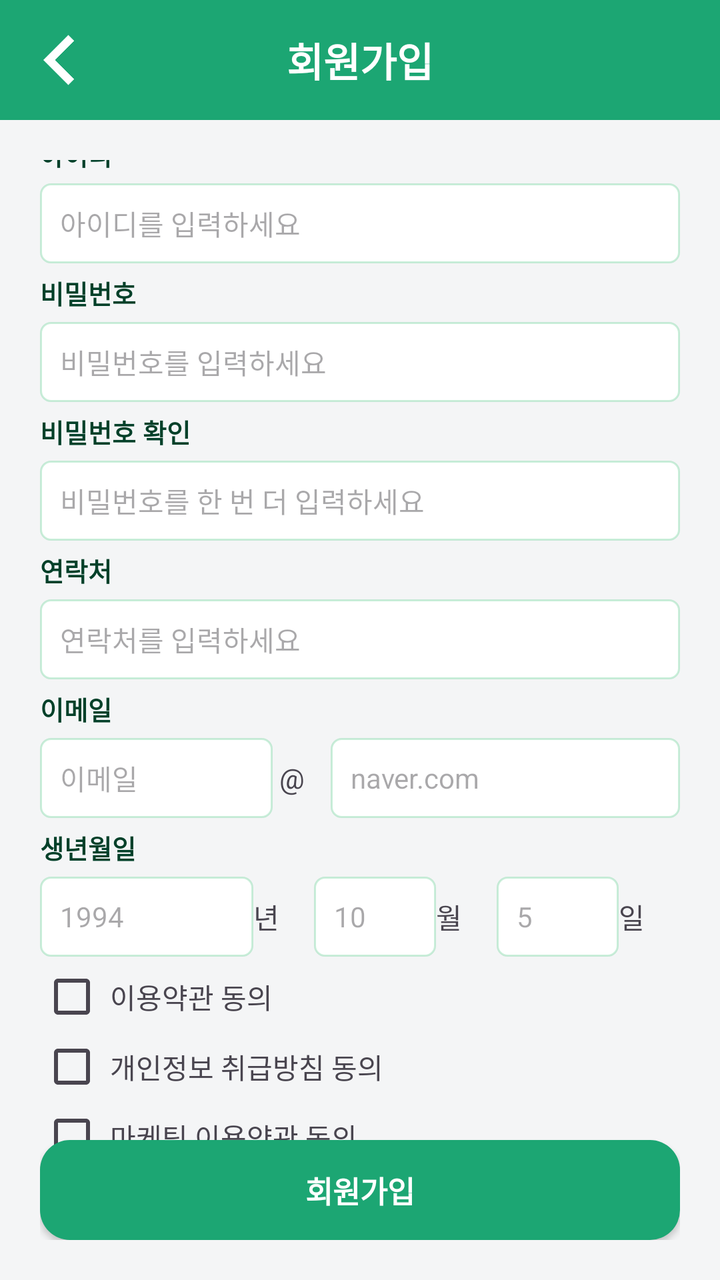
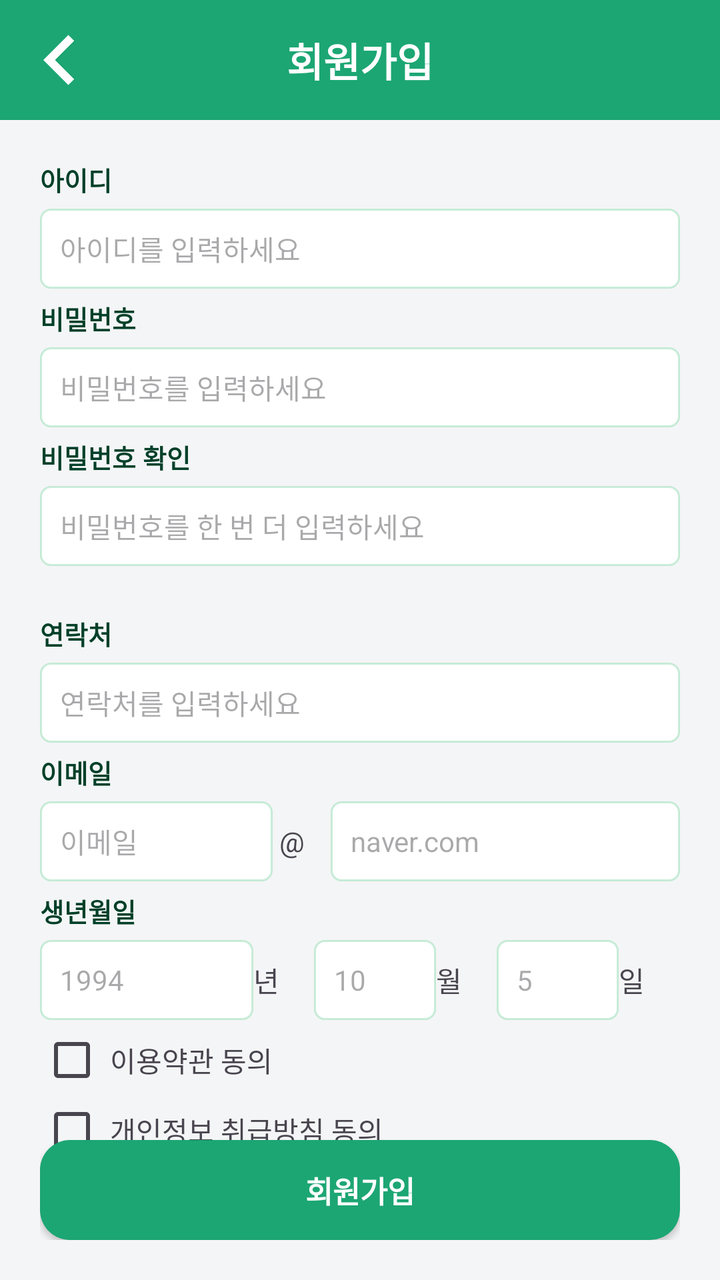

The first picture is an Android layout as it rendered before a commit; the second is the same layout after the commit. The layout source and the unified diff follow.
<!-- AndroidManifest.xml: application theme Theme.Mariwoo -->
<!-- res/layout/activity_sign.xml -->
<?xml version="1.0" encoding="utf-8"?>
<androidx.constraintlayout.widget.ConstraintLayout xmlns:android="http://schemas.android.com/apk/res/android"
    xmlns:app="http://schemas.android.com/apk/res-auto"
    xmlns:tools="http://schemas.android.com/tools"
    android:id="@+id/main"
    android:layout_width="match_parent"
    android:layout_height="match_parent"
    tools:context=".basic.SignActivity">

    <androidx.constraintlayout.widget.ConstraintLayout
        android:layout_width="match_parent"
        android:layout_height="match_parent">

        <androidx.constraintlayout.widget.ConstraintLayout
            android:id="@+id/signActivity_layout_top"
            android:layout_width="match_parent"
            android:layout_height="60dp"
            android:background="@color/top_color"
            app:layout_constraintTop_toTopOf="parent">

            <ImageView
                android:id="@+id/signActivity_imageView_back"
                android:layout_width="50dp"
                android:layout_height="50dp"
                app:layout_constraintTop_toTopOf="parent"
                app:layout_constraintBottom_toBottomOf="parent"
                app:layout_constraintLeft_toLeftOf="parent"
                android:layout_marginLeft="5dp"
                android:src="@drawable/icon_back"
                app:tint="@color/white" />

            <TextView
                android:layout_width="wrap_content"
                android:layout_height="wrap_content"
                app:layout_constraintTop_toTopOf="parent"
                app:layout_constraintBottom_toBottomOf="parent"
                app:layout_constraintLeft_toLeftOf="parent"
                app:layout_constraintRight_toRightOf="parent"
                style="@style/top_menu_title"
                android:text="회원가입"/>

        </androidx.constraintlayout.widget.ConstraintLayout>

        <androidx.constraintlayout.widget.ConstraintLayout
            android:layout_width="match_parent"
            android:layout_height="0dp"
            app:layout_constraintTop_toBottomOf="@id/signActivity_layout_top"
            app:layout_constraintBottom_toBottomOf="parent"
            android:padding="20dp"
            android:background="@color/base_background">

            <androidx.constraintlayout.widget.ConstraintLayout
                android:id="@+id/signActivity_layout_content"
                android:layout_width="match_parent"
                android:layout_height="wrap_content"
                app:layout_constraintTop_toTopOf="parent"
                app:layout_constraintBottom_toTopOf="@+id/loginActivity_button_login">

                <androidx.constraintlayout.widget.ConstraintLayout
                    android:id="@+id/signActivity_layout_id"
                    android:layout_width="match_parent"
                    android:layout_height="wrap_content"
                    app:layout_constraintTop_toTopOf="parent">

                    <TextView
                        android:id="@+id/signActivity_textView_id"
                        android:layout_width="wrap_content"
                        android:layout_height="wrap_content"
                        app:layout_constraintTop_toTopOf="parent"
                        app:layout_constraintLeft_toLeftOf="parent"
                        android:text="아이디"
                        style="@style/sign_title"/>

                    <LinearLayout
                        android:layout_width="0dp"
                        android:layout_height="40dp"
                        android:background="@drawable/layout_border_radius5"
                        app:layout_constraintTop_toBottomOf="@+id/signActivity_textView_id"
                        app:layout_constraintLeft_toLeftOf="parent"
                        app:layout_constraintRight_toRightOf="parent"
                        android:layout_marginTop="5dp">

                        <EditText
                            android:id="@+id/loginActivity_editText_id"
                            android:layout_width="match_parent"
                            android:layout_height="match_parent"
                            android:background="@null"
                            style="@style/loginActivity_editText_info"
                            android:hint="아이디를 입력하세요"/>

                    </LinearLayout>

                </androidx.constraintlayout.widget.ConstraintLayout>

                <androidx.constraintlayout.widget.ConstraintLayout
                    android:id="@+id/signActivity_layout_pw"
                    android:layout_width="match_parent"
                    android:layout_height="wrap_content"
                    app:layout_constraintTop_toBottomOf="@+id/signActivity_layout_id"
                    android:layout_marginTop="5dp">

                    <TextView
                        android:id="@+id/signActivity_textView_pw"
                        android:layout_width="wrap_content"
                        android:layout_height="wrap_content"
                        app:layout_constraintTop_toTopOf="parent"
                        app:layout_constraintLeft_toLeftOf="parent"
                        android:text="비밀번호"
                        style="@style/sign_title"/>

                    <LinearLayout
                        android:layout_width="0dp"
                        android:layout_height="40dp"
                        android:background="@drawable/layout_border_radius5"
                        app:layout_constraintTop_toBottomOf="@+id/signActivity_textView_pw"
                        app:layout_constraintLeft_toLeftOf="parent"
                        app:layout_constraintRight_toRightOf="parent"
                        android:layout_marginTop="5dp">

                        <EditText
                            android:id="@+id/loginActivity_editText_pw"
                            android:layout_width="match_parent"
                            android:layout_height="match_parent"
                            android:background="@null"
                            style="@style/loginActivity_editText_info"
                            android:hint="비밀번호를 입력하세요"/>

                    </LinearLayout>

                </androidx.constraintlayout.widget.ConstraintLayout>

                <androidx.constraintlayout.widget.ConstraintLayout
                    android:id="@+id/signActivity_layout_chk_pw"
                    android:layout_width="match_parent"
                    android:layout_height="wrap_content"
                    app:layout_constraintTop_toBottomOf="@+id/signActivity_layout_pw"
                    android:layout_marginTop="5dp">

                    <TextView
                        android:id="@+id/signActivity_textView_chk_pw"
                        android:layout_width="wrap_content"
                        android:layout_height="wrap_content"
                        app:layout_constraintTop_toTopOf="parent"
                        app:layout_constraintLeft_toLeftOf="parent"
                        android:text="비밀번호 확인"
                        style="@style/sign_title"/>

                    <LinearLayout
                        android:layout_width="0dp"
                        android:layout_height="40dp"
                        android:background="@drawable/layout_border_radius5"
                        app:layout_constraintTop_toBottomOf="@+id/signActivity_textView_chk_pw"
                        app:layout_constraintLeft_toLeftOf="parent"
                        app:layout_constraintRight_toRightOf="parent"
                        android:layout_marginTop="5dp">

                        <EditText
                            android:id="@+id/loginActivity_editText_chk_pw"
                            android:layout_width="match_parent"
                            android:layout_height="match_parent"
                            android:background="@null"
                            style="@style/loginActivity_editText_info"
                            android:hint="비밀번호를 한 번 더 입력하세요"/>

                    </LinearLayout>

                </androidx.constraintlayout.widget.ConstraintLayout>
                
                <androidx.constraintlayout.widget.ConstraintLayout
                    android:id="@+id/signActivity_layout_phone"
                    android:layout_width="match_parent"
                    android:layout_height="wrap_content"
                    app:layout_constraintTop_toBottomOf="@+id/signActivity_layout_chk_pw"
                    android:layout_marginTop="5dp">

                    <TextView
                        android:id="@+id/signActivity_textView_phone"
                        android:layout_width="wrap_content"
                        android:layout_height="wrap_content"
                        app:layout_constraintTop_toTopOf="parent"
                        app:layout_constraintLeft_toLeftOf="parent"
                        android:text="연락처"
                        style="@style/sign_title"/>

                    <LinearLayout
                        android:layout_width="0dp"
                        android:layout_height="40dp"
                        android:background="@drawable/layout_border_radius5"
                        app:layout_constraintTop_toBottomOf="@+id/signActivity_textView_phone"
                        app:layout_constraintLeft_toLeftOf="parent"
                        app:layout_constraintRight_toRightOf="parent"
                        android:layout_marginTop="5dp">

                        <EditText
                            android:id="@+id/loginActivity_editText_phone"
                            android:layout_width="match_parent"
                            android:layout_height="match_parent"
                            android:background="@null"
                            style="@style/loginActivity_editText_info"
                            android:hint="연락처를 입력하세요"/>

                    </LinearLayout>

                </androidx.constraintlayout.widget.ConstraintLayout>

                <androidx.constraintlayout.widget.ConstraintLayout
                    android:id="@+id/signActivity_layout_email"
                    android:layout_width="match_parent"
                    android:layout_height="wrap_content"
                    app:layout_constraintTop_toBottomOf="@+id/signActivity_layout_phone"
                    android:layout_marginTop="5dp">

                    <TextView
                        android:id="@+id/signActivity_textView_email"
                        android:layout_width="wrap_content"
                        android:layout_height="wrap_content"
                        app:layout_constraintTop_toTopOf="parent"
                        app:layout_constraintLeft_toLeftOf="parent"
                        android:text="이메일"
                        style="@style/sign_title"/>

                    <LinearLayout
                        android:layout_width="match_parent"
                        android:layout_height="40dp"
                        app:layout_constraintTop_toBottomOf="@+id/signActivity_textView_email"
                        app:layout_constraintRight_toRightOf="parent"
                        android:layout_marginTop="5dp"
                        android:weightSum="2.2"
                        android:gravity="center_vertical">

                        <LinearLayout
                            android:layout_width="0dp"
                            android:layout_height="40dp"
                            android:background="@drawable/layout_border_radius5"
                            android:layout_weight="0.8">

                            <EditText
                                android:id="@+id/loginActivity_editText_email"
                                android:layout_width="match_parent"
                                android:layout_height="match_parent"
                                android:background="@null"
                                style="@style/loginActivity_editText_info"
                                android:hint="이메일"/>

                        </LinearLayout>
                        
                        <TextView
                            android:layout_width="0dp"
                            android:layout_height="wrap_content"
                            android:layout_weight="0.2"
                            android:text=" &#64; "
                            android:textAlignment="center"/>

                        <LinearLayout
                            android:layout_width="0dp"
                            android:layout_height="40dp"
                            android:background="@drawable/layout_border_radius5"
                            android:layout_weight="1.2">

                            <EditText
                                android:id="@+id/loginActivity_editText_emailAddr"
                                android:layout_width="match_parent"
                                android:layout_height="match_parent"
                                android:background="@null"
                                style="@style/loginActivity_editText_info"
                                android:hint="naver.com"/>

                        </LinearLayout>

                    </LinearLayout>
                    
                </androidx.constraintlayout.widget.ConstraintLayout>

                <androidx.constraintlayout.widget.ConstraintLayout
                    android:id="@+id/signActivity_layout_birth"
                    android:layout_width="match_parent"
                    android:layout_height="wrap_content"
                    app:layout_constraintTop_toBottomOf="@+id/signActivity_layout_email"
                    android:layout_marginTop="5dp">

                    <TextView
                        android:id="@+id/signActivity_textView_birth"
                        android:layout_width="wrap_content"
                        android:layout_height="wrap_content"
                        app:layout_constraintTop_toTopOf="parent"
                        app:layout_constraintLeft_toLeftOf="parent"
                        android:text="생년월일"
                        style="@style/sign_title"/>

                    <LinearLayout
                        android:layout_width="match_parent"
                        android:layout_height="40dp"
                        app:layout_constraintTop_toBottomOf="@+id/signActivity_textView_birth"
                        app:layout_constraintRight_toRightOf="parent"
                        android:layout_marginTop="5dp"
                        android:weightSum="4.2"
                        android:gravity="center_vertical">

                        <LinearLayout
                            android:layout_width="0dp"
                            android:layout_height="40dp"
                            android:background="@drawable/layout_border_radius5"
                            android:layout_weight="1.4">

                            <EditText
                                android:id="@+id/loginActivity_editText_birth_year"
                                android:layout_width="match_parent"
                                android:layout_height="match_parent"
                                android:background="@null"
                                style="@style/loginActivity_editText_info"
                                android:hint="1994"
                                android:textAlignment="center"/>

                        </LinearLayout>

                        <TextView
                            android:layout_width="0dp"
                            android:layout_height="wrap_content"
                            android:layout_weight="0.4"
                            android:text="년"
                            android:textAlignment="center"/>

                        <LinearLayout
                            android:layout_width="0dp"
                            android:layout_height="40dp"
                            android:background="@drawable/layout_border_radius5"
                            android:layout_weight="0.8">

                            <EditText
                                android:id="@+id/loginActivity_editText_birth_month"
                                android:layout_width="match_parent"
                                android:layout_height="match_parent"
                                android:background="@null"
                                style="@style/loginActivity_editText_info"
                                android:hint="10"
                                android:textAlignment="center"/>

                        </LinearLayout>

                        <TextView
                            android:layout_width="0dp"
                            android:layout_height="wrap_content"
                            android:layout_weight="0.4"
                            android:text="월"
                            android:textAlignment="center"/>

                        <LinearLayout
                            android:layout_width="0dp"
                            android:layout_height="40dp"
                            android:background="@drawable/layout_border_radius5"
                            android:layout_weight="0.8">

                            <EditText
                                android:id="@+id/loginActivity_editText_birth_day"
                                android:layout_width="match_parent"
                                android:layout_height="match_parent"
                                android:background="@null"
                                style="@style/loginActivity_editText_info"
                                android:hint="5"
                                android:textAlignment="center"/>

                        </LinearLayout>

                        <TextView
                            android:layout_width="0dp"
                            android:layout_height="wrap_content"
                            android:layout_weight="0.4"
                            android:text="일"
                            android:textAlignment="center"/>

                    </LinearLayout>

                </androidx.constraintlayout.widget.ConstraintLayout>

                <androidx.constraintlayout.widget.ConstraintLayout
                    android:id="@+id/signActivity_layout_tos_use"
                    android:layout_width="match_parent"
                    android:layout_height="30dp"
                    app:layout_constraintTop_toBottomOf="@+id/signActivity_layout_birth"
                    android:layout_marginTop="5dp">

                    <CheckBox
                        android:id="@+id/signActivity_checkBox_use"
                        android:layout_width="30dp"
                        android:layout_height="30dp"
                        app:layout_constraintTop_toTopOf="parent"
                        app:layout_constraintBottom_toBottomOf="parent"
                        app:layout_constraintLeft_toLeftOf="parent"/>

                    <TextView
                        android:id="@+id/signActivity_textView_use"
                        android:layout_width="0dp"
                        android:layout_height="wrap_content"
                        android:text="이용약관 동의"
                        app:layout_constraintTop_toTopOf="parent"
                        app:layout_constraintBottom_toBottomOf="parent"
                        app:layout_constraintLeft_toRightOf="@+id/signActivity_checkBox_use"
                        app:layout_constraintRight_toRightOf="parent"
                        android:layout_marginLeft="5dp"/>

                </androidx.constraintlayout.widget.ConstraintLayout>

                <androidx.constraintlayout.widget.ConstraintLayout
                    android:id="@+id/signActivity_layout_tos_privacy"
                    android:layout_width="match_parent"
                    android:layout_height="30dp"
                    app:layout_constraintTop_toBottomOf="@+id/signActivity_layout_tos_use"
                    android:layout_marginTop="5dp">
                    
                    <CheckBox
                        android:id="@+id/signActivity_checkBox_privacy"
                        android:layout_width="30dp"
                        android:layout_height="30dp"
                        app:layout_constraintTop_toTopOf="parent"
                        app:layout_constraintBottom_toBottomOf="parent"
                        app:layout_constraintLeft_toLeftOf="parent"/>

                    <TextView
                        android:id="@+id/signActivity_textView_privacy"
                        android:layout_width="0dp"
                        android:layout_height="wrap_content"
                        android:text="개인정보 취급방침 동의"
                        app:layout_constraintTop_toTopOf="parent"
                        app:layout_constraintBottom_toBottomOf="parent"
                        app:layout_constraintLeft_toRightOf="@+id/signActivity_checkBox_privacy"
                        app:layout_constraintRight_toRightOf="parent"
                        android:layout_marginLeft="5dp"/>
                    
                </androidx.constraintlayout.widget.ConstraintLayout>

                <androidx.constraintlayout.widget.ConstraintLayout
                    android:id="@+id/signActivity_layout_tos_marketing"
                    android:layout_width="match_parent"
                    android:layout_height="30dp"
                    app:layout_constraintTop_toBottomOf="@+id/signActivity_layout_tos_privacy"
                    android:layout_marginTop="5dp">

                    <CheckBox
                        android:id="@+id/signActivity_checkBox_marketing"
                        android:layout_width="30dp"
                        android:layout_height="30dp"
                        app:layout_constraintTop_toTopOf="parent"
                        app:layout_constraintBottom_toBottomOf="parent"
                        app:layout_constraintLeft_toLeftOf="parent"/>

                    <TextView
                        android:id="@+id/signActivity_textView_marketing"
                        android:layout_width="0dp"
                        android:layout_height="wrap_content"
                        android:text="마케팅 이용약관 동의"
                        app:layout_constraintTop_toTopOf="parent"
                        app:layout_constraintBottom_toBottomOf="parent"
                        app:layout_constraintLeft_toRightOf="@+id/signActivity_checkBox_marketing"
                        app:layout_constraintRight_toRightOf="parent"
                        android:layout_marginLeft="5dp"/>

                </androidx.constraintlayout.widget.ConstraintLayout>

            </androidx.constraintlayout.widget.ConstraintLayout>

            <androidx.appcompat.widget.AppCompatButton
                android:id="@+id/loginActivity_button_login"
                android:layout_width="match_parent"
                android:layout_height="50dp"
                android:text="회원가입"
                android:textColor="@color/white"
                android:textSize="15dp"
                android:textStyle="bold"
                android:background="@drawable/button_radius15_bg_theme"
                app:layout_constraintBottom_toBottomOf="parent"/>


        </androidx.constraintlayout.widget.ConstraintLayout>


    </androidx.constraintlayout.widget.ConstraintLayout>

</androidx.constraintlayout.widget.ConstraintLayout>
<!-- resources referenced by this layout -->
<resources>
  <color name="base_background">#F4F5F6</color>
  <color name="top_color">#1CA673</color>
  <color name="white">#FFFFFFFF</color>
  <!-- drawable button_radius15_bg_theme (drawable) -->
  <?xml version="1.0" encoding="utf-8"?>
  <shape xmlns:android="http://schemas.android.com/apk/res/android"
      android:shape="rectangle">
      <solid android:color="@color/theme_color"/>
      <corners
          android:radius="15dp"/>
  </shape>
  <!-- drawable icon_back: png bitmap (drawable, 23483 bytes) -->
  <!-- drawable layout_border_radius5 (drawable) -->
  <?xml version="1.0" encoding="utf-8"?>
  <shape xmlns:android="http://schemas.android.com/apk/res/android">
      <solid android:color="@color/white" />
      <stroke
          android:width="1dp"
          android:color="@color/login_background" />
      <corners android:radius="5dp" />
  </shape>
  <style name="loginActivity_editText_info">
          <item name="android:textSize">14sp</item>
          <item name="android:paddingLeft">10dp</item>
          <item name="android:paddingRight">10dp</item>
          <item name="android:backgroundTint">#ffffff</item>
      </style>
  <style name="sign_title">
          <item name="android:textSize">13sp</item>
          <item name="android:textColor">@color/color_dark_g</item>
          <item name="android:textStyle">bold</item>
      </style>
  <style name="top_menu_title">
          <item name="android:textSize">20sp</item>
          <item name="android:textColor">@color/white</item>
          <item name="android:textStyle">bold</item>
      </style>
  <style name="Theme.Mariwoo" parent="Theme.Material3.DayNight.NoActionBar">
          
          <item name="colorPrimary">@color/purple_500</item>
          <item name="colorPrimaryVariant">@color/purple_700</item>
          <item name="colorOnPrimary">@color/white</item>
          
          <item name="colorSecondary">@color/teal_200</item>
          <item name="colorSecondaryVariant">@color/teal_700</item>
          <item name="colorOnSecondary">@color/black</item>
          
          <item name="android:statusBarColor">?attr/colorPrimaryVariant</item>
          
  
  
          
          <item name="windowNoTitle">true</item>
          <item name="windowSplashScreenBackground">@color/white</item>
          <item name="windowSplashScreenAnimatedIcon">@drawable/img_logo</item>
  
  
      </style>
  <color name="theme_color">#1CA673</color>
  <color name="login_background">#515ACE8A</color>
  <color name="color_dark_g">#014029</color>
  <color name="purple_500">#1CA673</color>
  <color name="purple_700">#1CA673</color>
  <color name="teal_200">#FF03DAC5</color>
  <color name="teal_700">#FF018786</color>
  <color name="black">#FF000000</color>
  <!-- drawable img_logo: png bitmap (drawable, 4911 bytes) -->
</resources>

<!-- the commit's change to res/layout/activity_sign.xml (unified diff, before → after) -->
@@ -81,7 +81,7 @@
                         android:layout_marginTop="5dp">
 
                         <EditText
-                            android:id="@+id/loginActivity_editText_id"
+                            android:id="@+id/signActivity_editText_id"
                             android:layout_width="match_parent"
                             android:layout_height="match_parent"
                             android:background="@null"
@@ -118,7 +118,7 @@
                         android:layout_marginTop="5dp">
 
                         <EditText
-                            android:id="@+id/loginActivity_editText_pw"
+                            android:id="@+id/signActivity_editText_pw"
                             android:layout_width="match_parent"
                             android:layout_height="match_parent"
                             android:background="@null"
@@ -146,6 +146,7 @@
                         style="@style/sign_title"/>
 
                     <LinearLayout
+                        android:id="@+id/signActivity_layout_pw_check"
                         android:layout_width="0dp"
                         android:layout_height="40dp"
                         android:background="@drawable/layout_border_radius5"
@@ -155,7 +156,7 @@
                         android:layout_marginTop="5dp">
 
                         <EditText
-                            android:id="@+id/loginActivity_editText_chk_pw"
+                            android:id="@+id/signActivity_editText_chk_pw"
                             android:layout_width="match_parent"
                             android:layout_height="match_parent"
                             android:background="@null"
@@ -164,6 +165,16 @@
 
                     </LinearLayout>
 
+                    <TextView
+                        android:id="@+id/signActivity_textView_check"
+                        android:layout_width="match_parent"
+                        android:layout_height="wrap_content"
+                        app:layout_constraintTop_toBottomOf="@+id/signActivity_layout_pw_check"
+                        app:layout_constraintLeft_toLeftOf="parent"
+                        app:layout_constraintRight_toRightOf="parent"
+                        android:text=""
+                        style="@style/loginActivity_editText_info"/>
+
                 </androidx.constraintlayout.widget.ConstraintLayout>
                 
                 <androidx.constraintlayout.widget.ConstraintLayout
@@ -192,7 +203,7 @@
                         android:layout_marginTop="5dp">
 
                         <EditText
-                            android:id="@+id/loginActivity_editText_phone"
+                            android:id="@+id/signActivity_editText_tel"
                             android:layout_width="match_parent"
                             android:layout_height="match_parent"
                             android:background="@null"
@@ -235,7 +246,7 @@
                             android:layout_weight="0.8">
 
                             <EditText
-                                android:id="@+id/loginActivity_editText_email"
+                                android:id="@+id/signActivity_editText_email"
                                 android:layout_width="match_parent"
                                 android:layout_height="match_parent"
                                 android:background="@null"
@@ -258,7 +269,7 @@
                             android:layout_weight="1.2">
 
                             <EditText
-                                android:id="@+id/loginActivity_editText_emailAddr"
+                                android:id="@+id/signActivity_editText_emailAddr"
                                 android:layout_width="match_parent"
                                 android:layout_height="match_parent"
                                 android:background="@null"
@@ -303,7 +314,7 @@
                             android:layout_weight="1.4">
 
                             <EditText
-                                android:id="@+id/loginActivity_editText_birth_year"
+                                android:id="@+id/signActivity_editText_birth_year"
                                 android:layout_width="match_parent"
                                 android:layout_height="match_parent"
                                 android:background="@null"
@@ -327,7 +338,7 @@
                             android:layout_weight="0.8">
 
                             <EditText
-                                android:id="@+id/loginActivity_editText_birth_month"
+                                android:id="@+id/signActivity_editText_birth_month"
                                 android:layout_width="match_parent"
                                 android:layout_height="match_parent"
                                 android:background="@null"
@@ -351,7 +362,7 @@
                             android:layout_weight="0.8">
 
                             <EditText
-                                android:id="@+id/loginActivity_editText_birth_day"
+                                android:id="@+id/signActivity_editText_birth_day"
                                 android:layout_width="match_parent"
                                 android:layout_height="match_parent"
                                 android:background="@null"
@@ -459,7 +470,7 @@
             </androidx.constraintlayout.widget.ConstraintLayout>
 
             <androidx.appcompat.widget.AppCompatButton
-                android:id="@+id/loginActivity_button_login"
+                android:id="@+id/signActivity_button_sign"
                 android:layout_width="match_parent"
                 android:layout_height="50dp"
                 android:text="회원가입"
